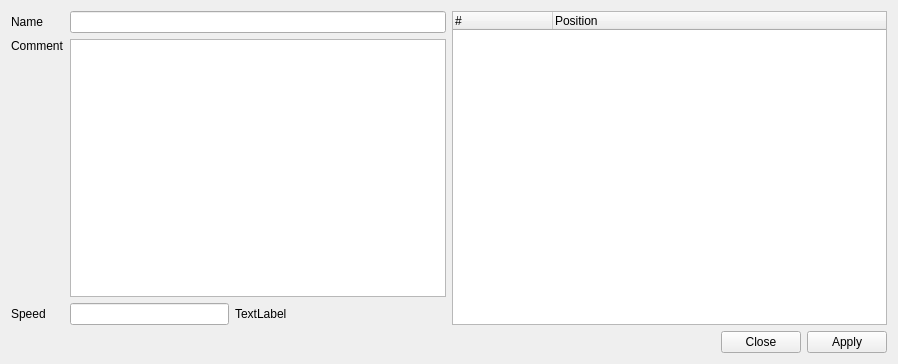
The window that src/IOverlayDistanceEditWidget.ui (ntruchsess/QLandkarteGT) describes before a commit, drawn with Qt 5.
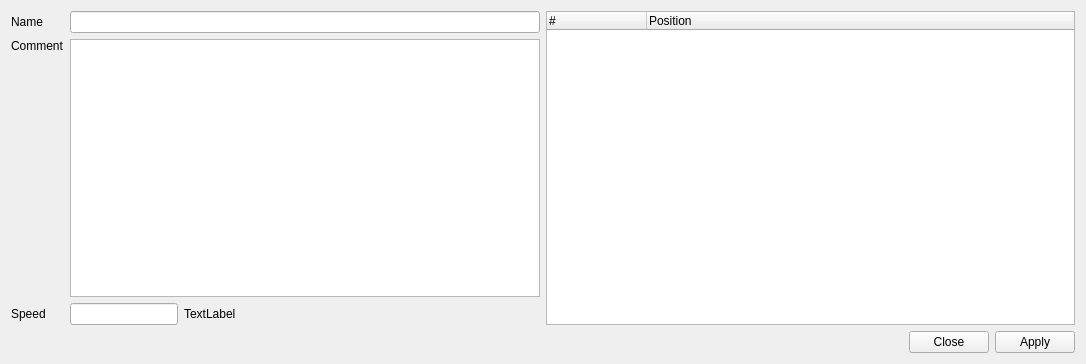
The same window after the commit.

Diff of the .ui file:
```diff
--- a/src/IOverlayDistanceEditWidget.ui
+++ b/src/IOverlayDistanceEditWidget.ui
@@ -6,7 +6,7 @@
    <rect>
     <x>0</x>
     <y>0</y>
-    <width>898</width>
+    <width>1086</width>
     <height>364</height>
    </rect>
   </property>
@@ -52,6 +52,12 @@
         <layout class="QHBoxLayout" name="horizontalLayout">
          <item>
           <widget class="QLineEdit" name="lineSpeed">
+           <property name="sizePolicy">
+            <sizepolicy hsizetype="Minimum" vsizetype="Fixed">
+             <horstretch>0</horstretch>
+             <verstretch>0</verstretch>
+            </sizepolicy>
+           </property>
            <property name="text">
             <string/>
            </property>
```
Left out of the diff: 9 changed lines with no effect on the pictures.
